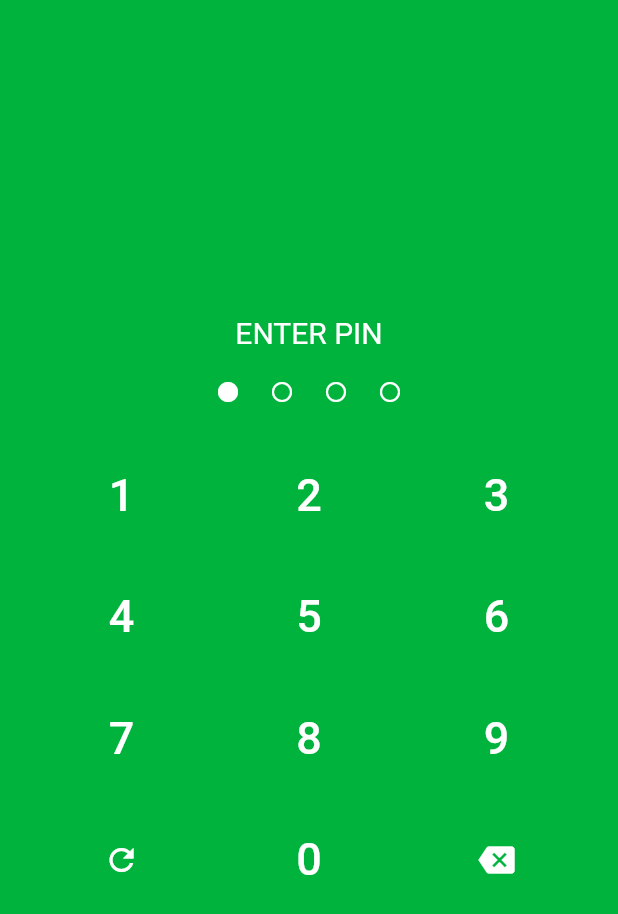
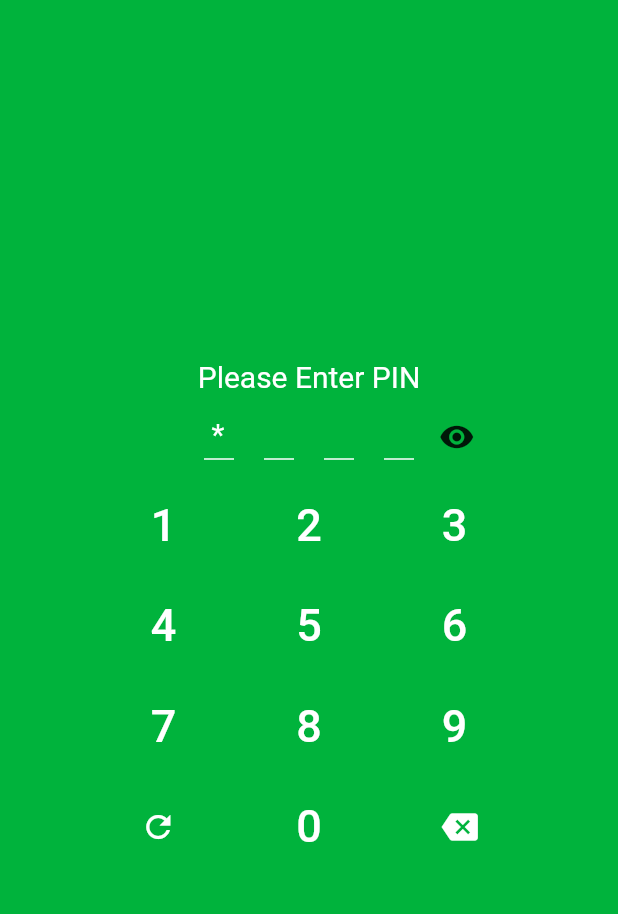
Before and after one commit to ics042/my_pass, a Flutter app: the screen it shows after launch, after a tap on an icon or button, on a phone screen of 412 x 824 dp. Shown: the top 914 px of the screen. Run offline on Flutter 3.47's test engine with Material 2 defaults, Android fonts, the phone set to English and light mode, and no system bars.

```diff
--- a/lib/main.dart
+++ b/lib/main.dart
@@ -14,7 +14,19 @@ class MyApp extends StatelessWidget {
         primarySwatch: Colors.blue,
         splashFactory: InkRipple.splashFactory,
       ),
-      home: PinPad(),
+      home: HomePage(),
     );
   }
 }
+
+class HomePage extends StatelessWidget {
+  @override
+  Widget build(BuildContext context) {
+    return Scaffold(
+      backgroundColor: Theme.of(context).primaryColor,
+      body: PinPad(
+        isSignUp: true,
+      ),
+    );
+  }
+}
--- a/lib/pin_pad.dart
+++ b/lib/pin_pad.dart
@@ -1,31 +1,48 @@
 import 'package:flutter/material.dart';
 
 class PinPad extends StatefulWidget {
+  PinPad({@required this.isSignUp});
+
+  final bool isSignUp;
   @override
   _PinPadState createState() => _PinPadState();
 }
 
 class _PinPadState extends State<PinPad> {
   List<int> _values;
-  String _input = "";
+  bool _isShowPinNumber = false;
 
   final TextStyle buttonTextStyle =
       TextStyle(fontSize: 30.0, color: Colors.white);
+
+  @override
+  void initState() {
+    super.initState();
+    _values = [];
+  }
+
   @override
   Widget build(BuildContext context) {
-    return Scaffold(
-      backgroundColor: Theme.of(context).primaryColor,
-      body: new Container(
+    return Container(
       child: Column(
         mainAxisAlignment: MainAxisAlignment.center,
         children: <Widget>[
           Center(
             child: Text(
-                "ENTER PIN",
+              "Please Enter PIN",
               style: TextStyle(fontSize: 20.0, color: Colors.white),
             ),
           ),
-            Padding(
+          _buildPinHolder(),
+          _buildKeyPad(context)
+        ],
+      ),
+    );
+  }
+
+  Widget _buildPinHolder() {
+    return !widget.isSignUp
+        ? Padding(
             padding: const EdgeInsets.symmetric(vertical: 20.0),
             child: Row(
                 mainAxisAlignment: MainAxisAlignment.center,
@@ -36,28 +53,79 @@ class _PinPadState extends State<PinPad> {
                         (n) => Padding(
                             padding: EdgeInsets.symmetric(horizontal: 10.0),
                             child: Icon(
-                                n >= _input.length
+                              n >= _values.length
                                   ? Icons.panorama_fish_eye
                                   : Icons.lens,
                               size: 16.0,
                               color: Colors.white,
                             )))
                     .toList()),
+          )
+        : Stack(
+            alignment: const Alignment(0.5, 0.5),
+            children: <Widget>[
+              Row(
+                mainAxisAlignment: MainAxisAlignment.center,
+                children: <Widget>[
+                  _buildOnePinNumber(0),
+                  _buildOnePinNumber(1),
+                  _buildOnePinNumber(2),
+                  _buildOnePinNumber(3),
+                ],
               ),
+              _buildShowPinNumberIcon()
+            ],
+          );
+  }
+
+  Widget _buildShowPinNumberIcon() {
+    return Padding(
+      padding: EdgeInsets.only(left: 30.0),
+      child: IconButton(
+          icon: Icon(Icons.remove_red_eye),
+          onPressed: () {
+            setState(() {
+              _isShowPinNumber = !_isShowPinNumber;
+            });
+          }),
+    );
+  }
+
+  Widget _buildOnePinNumber(int i) {
+    String number;
+    if (_isShowPinNumber && _values.length > i) {
+      number = _values[i].toString();
+    } else if (!_isShowPinNumber && _values.length > i) {
+      number = "*";
+    } else {
+      number = " ";
+    }
+    return Container(
+      margin: const EdgeInsets.all(10.0),
+      padding: const EdgeInsets.all(5.0),
+      width: 20.0,
+      decoration: BoxDecoration(
+          border: Border(bottom: BorderSide(color: Colors.white))),
+      child:
+          Text(number, style: TextStyle(fontSize: 20.0, color: Colors.white)),
+    );
+  }
+
+  Widget _buildKeyPad(BuildContext context) {
+    return Column(
+      children: <Widget>[
         _buildRow([1, 2, 3], context),
         _buildRow([4, 5, 6], context),
         _buildRow([7, 8, 9], context),
-            _buildLastRow()
+        _buildLastRow(context)
       ],
-        ),
-      ),
     );
   }
 
   Widget _buildRow(List<int> inputs, BuildContext context) {
     return Container(
       child: Row(
-        mainAxisAlignment: MainAxisAlignment.spaceEvenly,
+        mainAxisAlignment: MainAxisAlignment.center,
         children: inputs
             .map((value) => FlatButton(
                   child: Text(
@@ -65,19 +133,20 @@ class _PinPadState extends State<PinPad> {
                     style: buttonTextStyle,
                   ),
                   highlightColor: Colors.transparent,
-                  onPressed: () => addInput(value.toString()),
+                  onPressed: () => _addInput(value, context),
                   shape: CircleBorder(),
-                  padding: EdgeInsets.all(23.0),
+                  padding:
+                      EdgeInsets.symmetric(horizontal: 40.0, vertical: 16.0),
                 ))
             .toList(),
       ),
     );
   }
 
-  Widget _buildLastRow() {
+  Widget _buildLastRow(BuildContext context) {
     return Container(
       child: Row(
-        mainAxisAlignment: MainAxisAlignment.spaceEvenly,
+        mainAxisAlignment: MainAxisAlignment.center,
         children: <Widget>[
           FlatButton(
             child: Icon(
@@ -85,10 +154,10 @@ class _PinPadState extends State<PinPad> {
               color: Colors.white,
             ),
             highlightColor: Colors.transparent,
-            onPressed: () => clearInput(),
+            onPressed: () => _clearInput(),
             textColor: Colors.white,
             shape: CircleBorder(),
-            padding: EdgeInsets.all(23.0),
+            padding: EdgeInsets.symmetric(horizontal: 40.0, vertical: 16.0),
           ),
           FlatButton(
             child: Text(
@@ -96,9 +165,9 @@ class _PinPadState extends State<PinPad> {
               style: buttonTextStyle,
             ),
             highlightColor: Colors.transparent,
-            onPressed: () => addInput("0"),
+            onPressed: () => _addInput(0, context),
             shape: CircleBorder(),
-            padding: EdgeInsets.all(23.0),
+            padding: EdgeInsets.symmetric(horizontal: 40.0, vertical: 16.0),
           ),
           FlatButton(
             child: Icon(
@@ -106,42 +175,63 @@ class _PinPadState extends State<PinPad> {
               color: Colors.white,
             ),
             highlightColor: Colors.transparent,
-            onPressed: () => removeInput(),
+            onPressed: () => _removeInput(),
             textColor: Colors.white,
             shape: CircleBorder(),
-            padding: EdgeInsets.all(23.0),
+            padding: EdgeInsets.symmetric(horizontal: 40.0, vertical: 16.0),
           ),
         ],
       ),
     );
   }
 
-  void addInput(String value) {
+  void _addInput(int value, BuildContext context) {
+    if (_values.length < 4) {
       setState(() {
-      if (_input.length == 0) {
-        _input = value;
-      } else if (_input.length <= 3) {
-        _input += value;
-        if (_input.length == 3) {
-          // validate pin
+        _values.add(value);
+        if (widget.isSignUp) {
+          if (_values.length == 4) {
+            _confirmPinNumber(context);
+          }
+        } else if (_values.length == 4) {}
+      });
     }
   }
+
+  void _removeInput() {
+    if (_values.length > 0) {
+      setState(() {
+        _values.removeLast();
+      });
+    }
+  }
+
+  void _clearInput() {
+    setState(() {
+      _values = [];
     });
   }
 
-  void removeInput() {
-    setState(() {
-      if (_input.length == 0) {
-        _input = "";
-      } else {
-        _input = _input.substring(0, _input.length - 1);
-      }
-    });
-  }
-
-  void clearInput() {
-    setState(() {
-      _input = "";
+  void _confirmPinNumber(BuildContext context) {
+    showModalBottomSheet<void>(
+        context: context,
+        builder: (BuildContext context) {
+          return new Container(
+              child: new Padding(
+                  padding: const EdgeInsets.symmetric(
+                      horizontal: 32.0, vertical: 16.0),
+                  child: ListTile(
+                    title: Text("Please confirm the PIN"),
+                    trailing: FlatButton(
+                        onPressed: () {},
+                        child: Text(
+                          "Confirm",
+                          style: TextStyle(
+                              fontWeight: FontWeight.bold,
+                              color: Colors.blue,
+                              fontSize: 18.0),
+                        )),
+                  )));
         });
   }
 }
```
Lines whose indentation alone changed are shown as unchanged.
